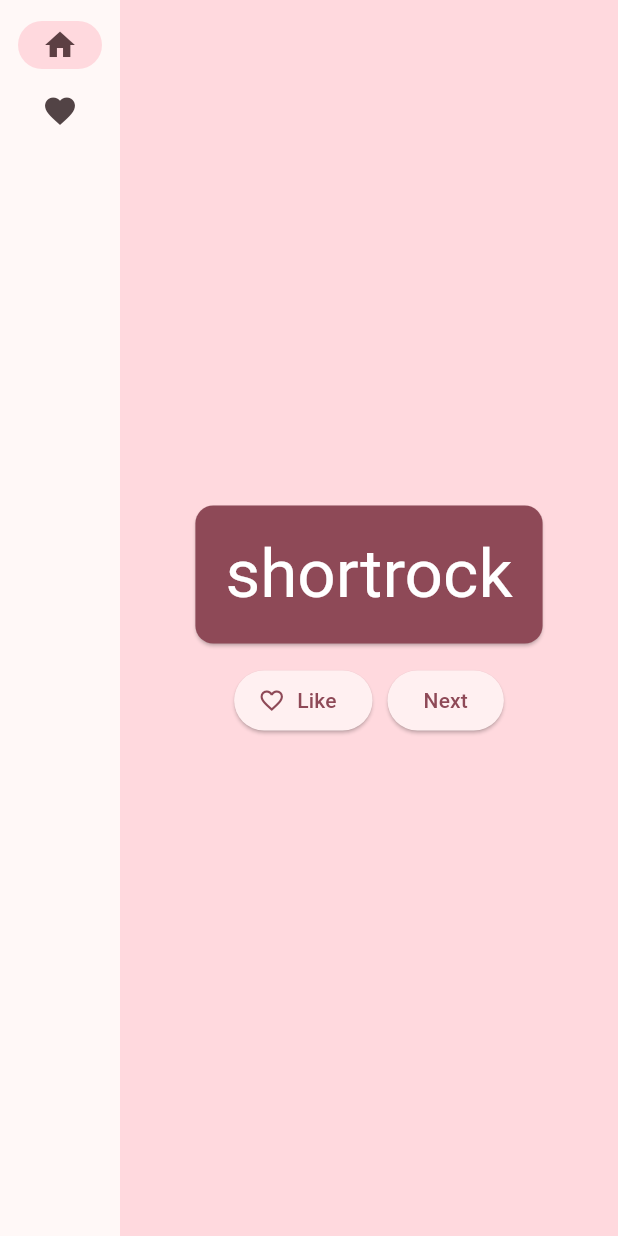
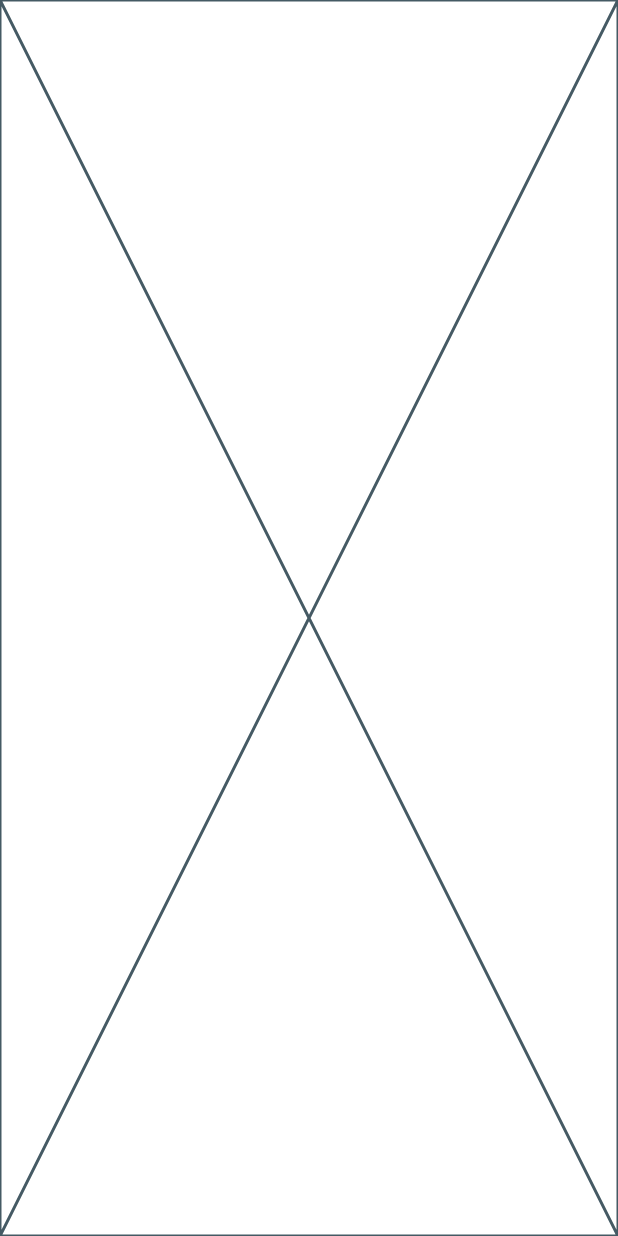
Before and after one commit to locback/FitnessMachine, a Flutter app: the screen it shows after launch, on a phone screen of 412 x 824 dp. Run offline on Flutter 3.47's test engine with Material 3 defaults, Android fonts, the phone set to English and light mode, and no system bars.

Commit message:
Created initial file structure for first page and layout frame

```diff
--- /dev/null
+++ b/src/lib/common/layouts/main_layout.dart
@@ -0,0 +1,10 @@
+import 'package:flutter/material.dart';
+
+class MainLayout extends StatelessWidget {
+  const MainLayout({super.key});
+
+  @override
+  Widget build(BuildContext context) {
+    return const Placeholder();
+  }
+}
--- a/src/lib/main.dart
+++ b/src/lib/main.dart
@@ -1,9 +1,8 @@
-import 'package:english_words/english_words.dart';
 import 'package:flutter/material.dart';
-import 'package:provider/provider.dart';
+import 'package:open_eqi_sports/common/layouts/main_layout.dart';
 
 void main() {
-  runApp(MyApp());
+  runApp(const MyApp());
 }
 
 class MyApp extends StatelessWidget {
@@ -11,183 +10,13 @@ class MyApp extends StatelessWidget {
 
   @override
   Widget build(BuildContext context) {
-    return ChangeNotifierProvider(
-      create: (context) => MyAppState(),
-      child: MaterialApp(
-        title: 'Namer App',
-        theme: ThemeData(
-          useMaterial3: true,
-          colorScheme: ColorScheme.fromSeed(seedColor: Colors.pink),
-        ),
-        home: MyHomePage(),
+    return MaterialApp(
+      title: 'OpenEqiSports',
+      theme: ThemeData(
+        useMaterial3: true,
+        colorScheme: ColorScheme.fromSeed(seedColor: Colors.blueGrey),
       ),
+      home: const MainLayout(),
     );
   }
 }
-
-class MyAppState extends ChangeNotifier {
-  var current = WordPair.random();
-  var favourites = <WordPair>[];
-
-  void nextState() {
-    current = WordPair.random();
-    notifyListeners();
-  }
-
-  void toggleFavourite() {
-    if (favourites.contains(current)) {
-      favourites.remove(current);
-    } else {
-      favourites.add(current);
-    }
-    notifyListeners();
-  }
-}
-
-// ...
-
-class MyHomePage extends StatefulWidget {
-  @override
-  State<MyHomePage> createState() => _MyHomePageState();
-}
-
-class _MyHomePageState extends State<MyHomePage> {
-  int selectedIndex = 0;
-
-  @override
-  Widget build(BuildContext context) {
-    Widget page;
-    switch (selectedIndex) {
-      case 0:
-        page = GeneratorPage();
-        break;
-      case 1:
-        page = FavouritesPage();
-        break;
-      default:
-        page = Placeholder();
-    }
-
-    return Scaffold(
-      body: Row(
-        children: [
-          SafeArea(
-            child: NavigationRail(
-              extended: false,
-              destinations: [
-                NavigationRailDestination(
-                  icon: Icon(Icons.home),
-                  label: Text('Home'),
-                ),
-                NavigationRailDestination(
-                  icon: Icon(Icons.favorite),
-                  label: Text('Favorites'),
-                ),
-              ],
-              selectedIndex: 0,
-              onDestinationSelected: (value) {
-                setState(() {
-                  selectedIndex = value;
-                  print(selectedIndex);
-                });
-              },
-            ),
-          ),
-          Expanded(
-            child: Container(
-              color: Theme.of(context).colorScheme.primaryContainer,
-              child: page,
-            ),
-          ),
-        ],
-      ),
-    );
-  }
-}
-
-class FavouritesPage extends StatelessWidget {
-  @override
-  Widget build(BuildContext context) {
-    var appState = context.watch<MyAppState>();
-    var favourites = appState.favourites;
-
-    if (favourites.isEmpty) {
-      return Text("Empty");
-    }
-
-    return ListView(
-        children: favourites
-            .map((e) => ListTile(title: Text(e.asLowerCase)))
-            .toList());
-  }
-}
-
-class GeneratorPage extends StatelessWidget {
-  @override
-  Widget build(BuildContext context) {
-    var appState = context.watch<MyAppState>();
-    var pair = appState.current;
-
-    IconData icon;
-    if (appState.favourites.contains(pair)) {
-      icon = Icons.favorite;
-    } else {
-      icon = Icons.favorite_border;
-    }
-
-    return Center(
-      child: Column(
-        mainAxisAlignment: MainAxisAlignment.center,
-        children: [
-          BigCard(pair: pair),
-          SizedBox(height: 10),
-          Row(
-            mainAxisSize: MainAxisSize.min,
-            children: [
-              ElevatedButton.icon(
-                onPressed: () {
-                  appState.toggleFavourite();
-                },
-                icon: Icon(icon),
-                label: Text('Like'),
-              ),
-              SizedBox(width: 10),
-              ElevatedButton(
-                onPressed: () {
-                  appState.nextState();
-                },
-                child: Text('Next'),
-              ),
-            ],
-          ),
-        ],
-      ),
-    );
-  }
-}
-
-// ...
-
-class BigCard extends StatelessWidget {
-  const BigCard({
-    super.key,
-    required this.pair,
-  });
-
-  final WordPair pair;
-
-  @override
-  Widget build(BuildContext context) {
-    final theme = Theme.of(context);
-    final style = theme.textTheme.displayMedium!
-        .copyWith(color: theme.colorScheme.onPrimary);
-
-    return Card(
-      color: theme.colorScheme.primary,
-      child: Padding(
-        padding: const EdgeInsets.all(20.0),
-        child: Text(pair.asLowerCase, style: style),
-      ),
-    );
-  }
-}
--- a/src/pubspec.yaml
+++ b/src/pubspec.yaml
@@ -10,7 +10,6 @@ dependencies:
   flutter:
     sdk: flutter
   cupertino_icons: ^1.0.2
-  english_words: ^4.0.0
   provider: ^6.0.0
 
 
```
Also changed, not shown: src/analysis_options.yaml (+0 -7 lines), src/lib/modules/demo_ctrl/control_page.dart (added, +10 -0 lines), src/pubspec.lock.
